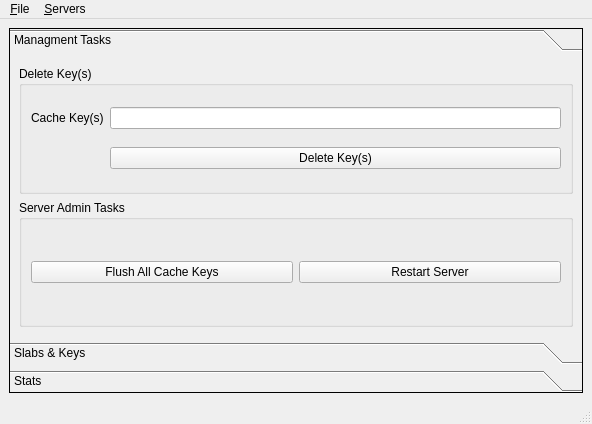
Qt form GUI/MainWindow.ui (licface/memcached-manager) before a commit.
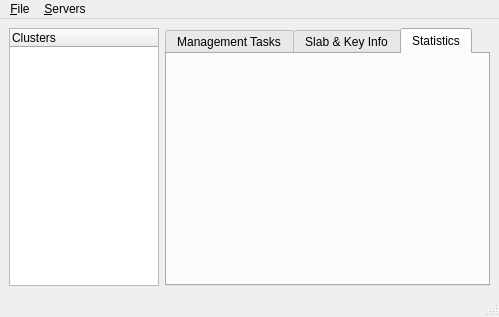
The same form after that commit. The open tabs and pages were chosen to show the change.

Commit message: Started TreeViewWidget. Clusters add, Servers add. Needs Context Menu. Reworked Layout of MainWindow

The edit to the form file:
```diff
--- a/GUI/MainWindow.ui
+++ b/GUI/MainWindow.ui
@@ -5,8 +5,8 @@
    <rect>
     <x>0</x>
     <y>0</y>
-    <width>592</width>
-    <height>424</height>
+    <width>499</width>
+    <height>317</height>
    </rect>
   </property>
   <property name="contextMenuPolicy" >
@@ -20,15 +20,51 @@
     <rect>
      <x>0</x>
      <y>26</y>
-     <width>592</width>
-     <height>375</height>
+     <width>499</width>
+     <height>268</height>
     </rect>
    </property>
    <layout class="QHBoxLayout" name="horizontalLayout_3" >
     <item>
-     <widget class="QToolBox" name="tbMain" >
-      <property name="frameShape" >
-       <enum>QFrame::Panel</enum>
+     <widget class="QTreeWidget" name="treeCluster" >
+      <property name="sizePolicy" >
+       <sizepolicy vsizetype="Expanding" hsizetype="MinimumExpanding" >
+        <horstretch>0</horstretch>
+        <verstretch>0</verstretch>
+       </sizepolicy>
+      </property>
+      <property name="minimumSize" >
+       <size>
+        <width>150</width>
+        <height>0</height>
+       </size>
+      </property>
+      <property name="maximumSize" >
+       <size>
+        <width>200</width>
+        <height>16777215</height>
+       </size>
+      </property>
+      <property name="contextMenuPolicy" >
+       <enum>Qt::DefaultContextMenu</enum>
+      </property>
+      <column>
+       <property name="text" >
+        <string>Clusters</string>
+       </property>
+      </column>
+     </widget>
+    </item>
+    <item>
+     <widget class="QTabWidget" name="tabsMain" >
+      <property name="minimumSize" >
+       <size>
+        <width>325</width>
+        <height>0</height>
+       </size>
+      </property>
+      <property name="toolTip" >
+       <string/>
       </property>
       <property name="currentIndex" >
        <number>0</number>
@@ -38,14 +74,17 @@
         <rect>
          <x>0</x>
          <y>0</y>
-         <width>572</width>
-         <height>259</height>
+         <width>321</width>
+         <height>222</height>
         </rect>
        </property>
-       <attribute name="label" >
-        <string>Managment Tasks</string>
+       <attribute name="title" >
+        <string>Management Tasks</string>
        </attribute>
-       <layout class="QVBoxLayout" name="verticalLayout" >
+       <attribute name="toolTip" >
+        <string>Cluster Management Tasks</string>
+       </attribute>
+       <layout class="QVBoxLayout" name="verticalLayout_2" >
         <item>
          <widget class="QGroupBox" name="gbClearKey" >
           <property name="title" >
@@ -83,15 +122,11 @@
           <layout class="QGridLayout" name="gridLayout" >
            <item row="0" column="0" >
             <widget class="QPushButton" name="btnFlushCache" >
-             <property name="text" >
-              <string>Flush All Cache Keys</string>
+             <property name="toolTip" >
+              <string>Flush Keys from All Servers in Cluster</string>
              </property>
-            </widget>
-           </item>
-           <item row="0" column="1" >
-            <widget class="QPushButton" name="btnRestart" >
              <property name="text" >
-              <string>Restart Server</string>
+              <string>Flush Cache Keys</string>
              </property>
             </widget>
            </item>
@@ -100,7 +135,7 @@
         </item>
        </layout>
       </widget>
-      <widget class="QWidget" name="SlabsKeys" >
+      <widget class="QWidget" name="SKInfo" >
        <property name="geometry" >
         <rect>
          <x>0</x>
@@ -109,13 +144,24 @@
          <height>259</height>
         </rect>
        </property>
-       <attribute name="label" >
-        <string>Slabs &amp;&amp; Keys</string>
+       <attribute name="title" >
+        <string>Slab &amp;&amp; Key Info</string>
+       </attribute>
+       <attribute name="toolTip" >
+        <string>Slabs, Keys, &amp; Values</string>
        </attribute>
       </widget>
       <widget class="QWidget" name="Stats" >
-       <attribute name="label" >
-        <string>Stats</string>
+       <property name="geometry" >
+        <rect>
+         <x>0</x>
+         <y>0</y>
+         <width>321</width>
+         <height>222</height>
+        </rect>
+       </property>
+       <attribute name="title" >
+        <string>Statistics</string>
        </attribute>
       </widget>
      </widget>
@@ -127,7 +173,7 @@
     <rect>
      <x>0</x>
      <y>0</y>
-     <width>592</width>
+     <width>499</width>
      <height>26</height>
     </rect>
    </property>
@@ -153,8 +199,8 @@
    <property name="geometry" >
     <rect>
      <x>0</x>
-     <y>401</y>
-     <width>592</width>
+     <y>294</y>
+     <width>499</width>
      <height>23</height>
     </rect>
    </property>
```
Left out of the diff: 12 changed lines with no effect on the pictures. The commit also changes 6 other files.
